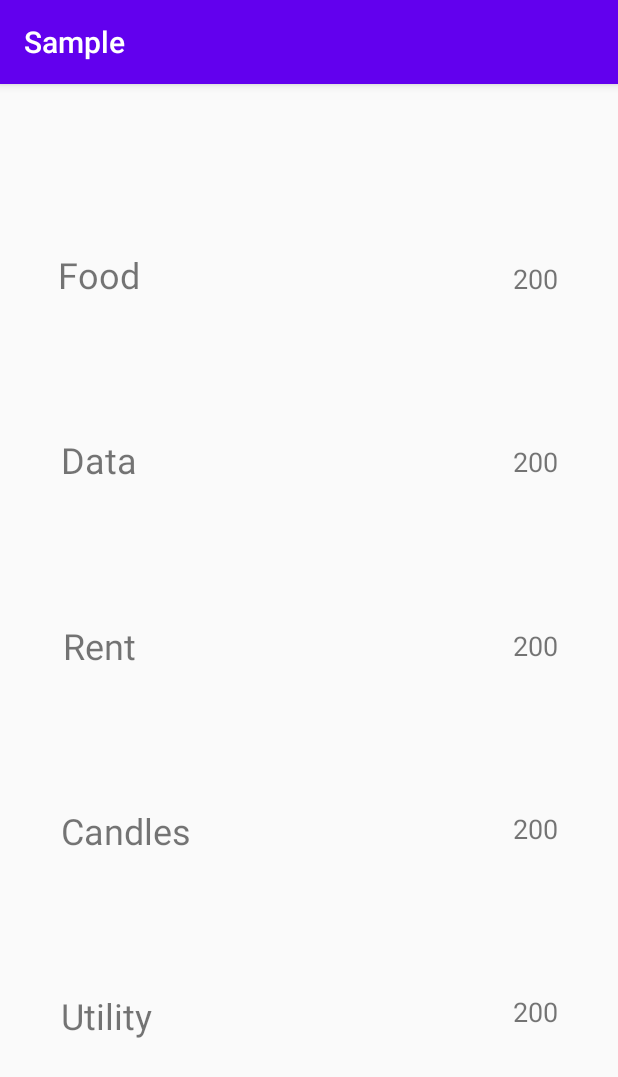
After one commit to devrath/DroidAndroidJetpack, an Android app: the fragment FrgViewTransaction shown on its own in the app's theme, on a phone screen of 412 x 824 dp. The commit adds this screen. Shown: the top 1077 px of the screen. Run offline under Robolectric (Android 15) with nearby library versions, the phone set to English and light mode, and no system bars.

Commit message:
added fragments

```diff
--- a/Demo/app/src/main/AndroidManifest.xml
+++ b/Demo/app/src/main/AndroidManifest.xml
@@ -9,7 +9,7 @@
         android:roundIcon="@mipmap/ic_launcher_round"
         android:supportsRtl="true"
         android:theme="@style/AppTheme">
-        <activity android:name=".MainActivity">
+        <activity android:name=".activities.MainActivity">
             <intent-filter>
                 <action android:name="android.intent.action.MAIN" />
 
--- /dev/null
+++ b/Demo/app/src/main/java/com/demo/sample/fragments/FrgViewTransaction.kt
@@ -0,0 +1,37 @@
+package com.demo.sample.fragments
+
+import android.os.Bundle
+import android.view.LayoutInflater
+import android.view.View
+import android.view.ViewGroup
+import androidx.fragment.app.Fragment
+import com.demo.sample.databinding.FragmentViewTransactionBinding
+
+class FrgViewTransaction : Fragment() {
+
+    private var _binding : FragmentViewTransactionBinding? = null
+    private val binding get() = _binding!!
+
+    override fun onCreateView(
+        inflater: LayoutInflater,
+        container: ViewGroup?,
+        savedInstanceState: Bundle?
+    ): View? {
+        return initOnCreateView(inflater, container, savedInstanceState)
+    }
+
+    override fun onDestroyView() {
+        super.onDestroyView()
+        _binding = null
+    }
+
+    private fun initOnCreateView(
+        inflater: LayoutInflater,
+        container: ViewGroup?,
+        savedInstanceState: Bundle?
+    ) : View {
+        _binding = FragmentViewTransactionBinding.inflate(inflater,container,false)
+        return binding.root
+    }
+
+}
--- a/Demo/app/src/main/res/layout/activity_main.xml
+++ b/Demo/app/src/main/res/layout/activity_main.xml
@@ -4,7 +4,7 @@
     xmlns:tools="http://schemas.android.com/tools"
     android:layout_width="match_parent"
     android:layout_height="match_parent"
-    tools:context=".MainActivity">
+    tools:context=".activities.MainActivity">
 
     <Button
         android:id="@+id/button"
--- a/Demo/app/src/main/res/layout/frag_main.xml
+++ b/Demo/app/src/main/res/layout/fragment_main.xml
@@ -3,7 +3,7 @@
     xmlns:tools="http://schemas.android.com/tools"
     android:layout_width="match_parent"
     android:layout_height="match_parent"
-    tools:context=".MainActivity">
+    tools:context=".activities.MainActivity">
 
 
     <Button
--- /dev/null
+++ b/Demo/app/src/main/res/layout/fragment_view_transaction.xml
@@ -0,0 +1,147 @@
+<androidx.constraintlayout.widget.ConstraintLayout xmlns:android="http://schemas.android.com/apk/res/android"
+    xmlns:app="http://schemas.android.com/apk/res-auto"
+    xmlns:tools="http://schemas.android.com/tools"
+    android:layout_width="match_parent"
+    android:layout_height="match_parent"
+    tools:context=".activities.MainActivity">
+
+
+    <TextView
+        android:id="@+id/textView"
+        android:layout_width="wrap_content"
+        android:layout_height="wrap_content"
+        android:text="@string/str_food"
+        android:textSize="24sp"
+        app:layout_constraintBottom_toTopOf="@+id/textView2"
+        app:layout_constraintEnd_toEndOf="@+id/textView2"
+        app:layout_constraintStart_toStartOf="@+id/guideline"
+        app:layout_constraintTop_toTopOf="@+id/guideline6"
+        app:layout_constraintVertical_chainStyle="spread" />
+
+    <TextView
+        android:id="@+id/textView2"
+        android:layout_width="wrap_content"
+        android:layout_height="wrap_content"
+        android:text="@string/str_data"
+        android:textSize="24sp"
+        app:layout_constraintBottom_toTopOf="@+id/textView3"
+        app:layout_constraintStart_toStartOf="@+id/guideline"
+        app:layout_constraintTop_toBottomOf="@+id/textView" />
+
+    <TextView
+        android:id="@+id/textView3"
+        android:layout_width="wrap_content"
+        android:layout_height="wrap_content"
+        android:text="@string/str_rent"
+        android:textSize="24sp"
+        app:layout_constraintBottom_toTopOf="@+id/textView4"
+        app:layout_constraintEnd_toEndOf="@+id/textView2"
+        app:layout_constraintStart_toStartOf="@+id/guideline"
+        app:layout_constraintTop_toBottomOf="@+id/textView2" />
+
+    <TextView
+        android:id="@+id/textView4"
+        android:layout_width="wrap_content"
+        android:layout_height="wrap_content"
+        android:text="@string/str_candles"
+        android:textSize="24sp"
+        app:layout_constraintBottom_toTopOf="@+id/textView5"
+        app:layout_constraintEnd_toEndOf="@+id/textView3"
+        app:layout_constraintHorizontal_bias="0.0"
+        app:layout_constraintStart_toStartOf="@+id/guideline"
+        app:layout_constraintTop_toBottomOf="@+id/textView3" />
+
+    <TextView
+        android:id="@+id/textView5"
+        android:layout_width="wrap_content"
+        android:layout_height="wrap_content"
+        android:text="@string/str_utility"
+        android:textSize="24sp"
+        app:layout_constraintBottom_toTopOf="@+id/guideline5"
+        app:layout_constraintEnd_toEndOf="@+id/textView4"
+        app:layout_constraintHorizontal_bias="0.0"
+        app:layout_constraintStart_toStartOf="@+id/guideline"
+        app:layout_constraintTop_toBottomOf="@+id/textView4" />
+
+    <TextView
+        android:id="@+id/textView6"
+        android:layout_width="wrap_content"
+        android:layout_height="wrap_content"
+        android:text="@string/str_amount_sample"
+        android:textSize="18sp"
+        app:layout_constraintBottom_toTopOf="@+id/textView7"
+        app:layout_constraintEnd_toStartOf="@+id/guideline2"
+        app:layout_constraintTop_toTopOf="@+id/guideline6" />
+
+    <TextView
+        android:id="@+id/textView7"
+        android:layout_width="wrap_content"
+        android:layout_height="wrap_content"
+        android:text="@string/str_amount_sample"
+        android:textSize="18sp"
+        app:layout_constraintBottom_toTopOf="@+id/textView8"
+        app:layout_constraintEnd_toStartOf="@+id/guideline2"
+        app:layout_constraintStart_toStartOf="@+id/textView6"
+        app:layout_constraintTop_toBottomOf="@+id/textView6" />
+
+    <TextView
+        android:id="@+id/textView8"
+        android:layout_width="wrap_content"
+        android:layout_height="wrap_content"
+        android:text="@string/str_amount_sample"
+        android:textSize="18sp"
+        app:layout_constraintBottom_toTopOf="@+id/textView9"
+        app:layout_constraintEnd_toStartOf="@+id/guideline2"
+        app:layout_constraintStart_toStartOf="@+id/textView7"
+        app:layout_constraintTop_toBottomOf="@+id/textView7" />
+
+    <TextView
+        android:id="@+id/textView9"
+        android:layout_width="wrap_content"
+        android:layout_height="wrap_content"
+        android:text="@string/str_amount_sample"
+        android:textSize="18sp"
+        app:layout_constraintBottom_toTopOf="@+id/textView10"
+        app:layout_constraintEnd_toStartOf="@+id/guideline2"
+        app:layout_constraintStart_toStartOf="@+id/textView8"
+        app:layout_constraintTop_toBottomOf="@+id/textView8" />
+
+    <TextView
+        android:id="@+id/textView10"
+        android:layout_width="wrap_content"
+        android:layout_height="wrap_content"
+        android:text="@string/str_amount_sample"
+        android:textSize="18sp"
+        app:layout_constraintBottom_toTopOf="@+id/guideline5"
+        app:layout_constraintEnd_toStartOf="@+id/guideline2"
+        app:layout_constraintStart_toStartOf="@+id/textView9"
+        app:layout_constraintTop_toBottomOf="@+id/textView9" />
+
+    <androidx.constraintlayout.widget.Guideline
+        android:id="@+id/guideline"
+        android:layout_width="wrap_content"
+        android:layout_height="wrap_content"
+        android:orientation="vertical"
+        app:layout_constraintGuide_begin="41dp" />
+
+    <androidx.constraintlayout.widget.Guideline
+        android:id="@+id/guideline2"
+        android:layout_width="wrap_content"
+        android:layout_height="wrap_content"
+        android:orientation="vertical"
+        app:layout_constraintGuide_end="40dp" />
+
+    <androidx.constraintlayout.widget.Guideline
+        android:id="@+id/guideline5"
+        android:layout_width="wrap_content"
+        android:layout_height="wrap_content"
+        android:orientation="horizontal"
+        app:layout_constraintGuide_end="40dp" />
+
+    <androidx.constraintlayout.widget.Guideline
+        android:id="@+id/guideline6"
+        android:layout_width="wrap_content"
+        android:layout_height="wrap_content"
+        android:orientation="horizontal"
+        app:layout_constraintGuide_begin="20dp" />
+</androidx.constraintlayout.widget.ConstraintLayout>
--- /dev/null
+++ b/Demo/app/src/main/res/navigation/nav_graph.xml
@@ -0,0 +1,5 @@
+<?xml version="1.0" encoding="utf-8"?>
+<navigation xmlns:android="http://schemas.android.com/apk/res/android"
+    xmlns:app="http://schemas.android.com/apk/res-auto" android:id="@+id/nav_graph">
+
+</navigation>
--- a/Demo/app/src/main/res/values/strings.xml
+++ b/Demo/app/src/main/res/values/strings.xml
@@ -3,4 +3,16 @@
     <string name="str_view_transactions">View Transactions</string>
     <string name="str_send_money">Send Money</string>
     <string name="str_view_balance">View Balance</string>
+    <string name="str_food">Food</string>
+    <string name="str_data">Data</string>
+    <string name="str_rent">Rent</string>
+    <string name="str_candles">Candles</string>
+    <string name="str_utility">Utility</string>
+    <string name="str_amount_sample">200</string>
+    <string name="str_recipient">Recipient</string>
+    <string name="str_name">Name</string>
+    <string name="str_next">Next</string>
+    <string name="str_cancel">Cancel</string>
+    <string name="str_amount">Amount</string>
+    <string name="str_was_sent">was sent</string>
 </resources>
```
Also changed, not shown: Demo/app/src/main/java/com/demo/sample/activities/MainActivity.kt (renamed from Demo/app/src/main/java/com/demo/sample/MainActivity.kt, +6 -1 lines), Demo/app/src/main/java/com/demo/sample/fragments/FrgBalance.kt (added, +33 -0 lines), Demo/app/src/main/java/com/demo/sample/fragments/FrgChooseRecipient.kt (added, +37 -0 lines), Demo/app/src/main/java/com/demo/sample/fragments/FrgConfirmation.kt (added, +33 -0 lines), Demo/app/src/main/java/com/demo/sample/fragments/FrgMain.kt (added, +34 -0 lines), Demo/app/src/main/java/com/demo/sample/fragments/FrgSpecifyAmount.kt (added, +35 -0 lines), Demo/app/src/main/res/layout/fragment_balance.xml (added, +21 -0 lines), Demo/app/src/main/res/layout/fragment_choose_recipient.xml (added, +69 -0 lines), Demo/app/src/main/res/layout/fragment_confirmation.xml (added, +31 -0 lines), Demo/app/src/main/res/layout/fragment_specify_amount.xml (added, +69 -0 lines).
